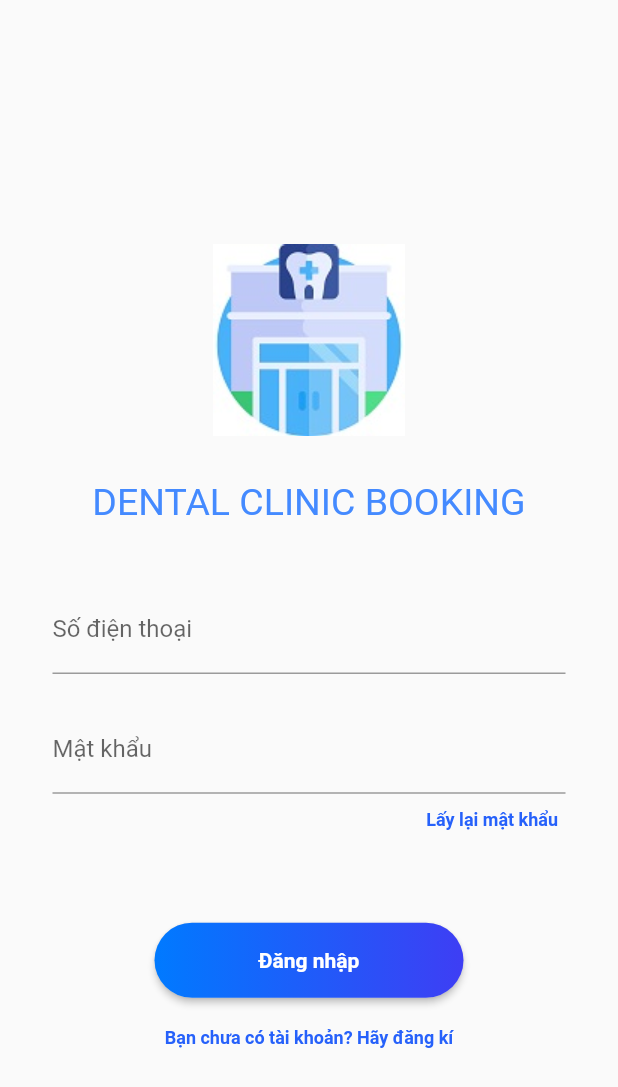
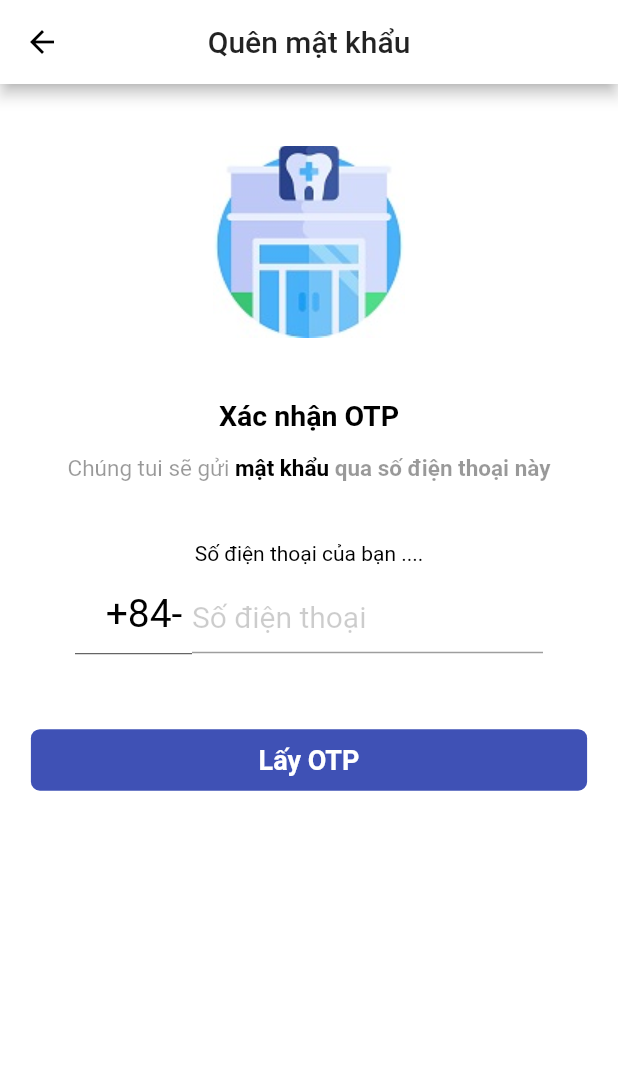
Before and after one commit to redore1234/HCIProject, a Flutter app: the LoginScreen screen opened directly, after a tap on "Lấy lại mật khẩu", on a phone screen of 412 x 824 dp. Shown: the top 1087 px of the screen. Run offline on Flutter 3.47's test engine with Material 2 defaults, Android fonts, the phone set to English and light mode, and no system bars; our stand-ins replace date_picker_timeline, flutter_rating_bar, flutter_svg, fluttertoast, table_calendar; missing offline and left inert: fa_stepper.

Commit message:
add forget password + otp verify page

```diff
--- a/lib/helpers/constants.dart
+++ b/lib/helpers/constants.dart
@@ -19,4 +19,5 @@ class Constants {
   static const String HOME_ICON_REF = "assets/icons/home.svg";
   static const String CALENDAR_ICON_REF = "assets/icons/calendar.svg";
   static const String MORE_ICON_REF = "assets/icons/more.svg";
+  static const String DENTAL_CLINIC_REF = "assets/images/dental_clinic_logo.jpg";
 }
--- a/lib/main.dart
+++ b/lib/main.dart
@@ -1,4 +1,6 @@
 import 'package:clinicbookingapp/views/detail/detail-clinic.dart';
+import 'package:clinicbookingapp/views/forget_password/forget-password.dart';
+import 'package:clinicbookingapp/views/forget_password/otp.dart';
 import 'package:flutter/cupertino.dart';
 import 'package:flutter/material.dart';
 import 'package:clinicbookingapp/views/global/main-tab-bar.dart';
@@ -27,6 +29,7 @@ class MyApp extends StatelessWidget {
       ),
       home: new CupertinoApp(
         home: MainTabBar(),
+        //VerifyPhoneOTP(),
         localizationsDelegates: const <LocalizationsDelegate<dynamic>>[
           DefaultMaterialLocalizations.delegate,
           DefaultWidgetsLocalizations.delegate,
--- /dev/null
+++ b/lib/views/forget_password/forget-password.dart
@@ -0,0 +1,213 @@
+import 'package:clinicbookingapp/helpers/constants.dart';
+import 'package:flutter/material.dart';
+import 'package:flutter/services.dart';
+import 'package:flutter_svg/flutter_svg.dart';
+
+import 'otp.dart';
+
+class VerifyPhoneScreen extends StatefulWidget{
+  VerifyPhoneScreen({Key key}) : super(key: key);
+
+  @override
+  _VerifyPhoneScreenState createState() => _VerifyPhoneScreenState();
+}
+
+class _VerifyPhoneScreenState extends State<VerifyPhoneScreen>{
+  GlobalKey<ScaffoldState> globalKey = GlobalKey<ScaffoldState>();
+  ScrollController scrollController = ScrollController();
+
+  @override
+  void initSate(){
+    super.initState();
+    phoneVerifyScreen();
+  }
+
+  @override
+  Widget build(BuildContext context) {
+    Size size = MediaQuery.of(context).size;
+    return Scaffold(
+      key: globalKey,
+      backgroundColor: Colors.white,
+      appBar: AppBar(
+        leading: IconButton(
+          icon: Icon(Icons.arrow_back),
+          color: Colors.black,
+          onPressed: (){
+            Navigator.pop(context);
+          },
+        ),
+        title: Text('Quên mật khẩu',),
+        centerTitle: true,
+      ),
+      body: Container(
+        height: size.height,
+        width: size.width,
+        child: Column(
+          children: <Widget>[
+            Expanded(
+              child: SingleChildScrollView(
+                scrollDirection: Axis.vertical,
+                controller: scrollController,
+                physics: ScrollPhysics(),
+                child: Column(
+                  mainAxisSize: MainAxisSize.min,
+                  children: <Widget>[
+                    SizedBox(height: 15,),
+                    Container(
+                      height: 180,
+                      width: 180,
+                      child: Image.asset(Constants.DENTAL_CLINIC_REF),
+                    ),
+                    SizedBox(height: 15,),
+                    Text(
+                      'Xác nhận OTP',
+                      style: TextStyle(
+                        fontSize: 19,
+                        color: Colors.black,
+                        fontWeight: FontWeight.bold,
+                      ),
+                    ),
+                    SizedBox(height: 15,),
+                    Padding(
+                      padding: EdgeInsets.symmetric(horizontal: 40.0),
+                      child: RichText(
+                        textAlign: TextAlign.center,
+                        text: TextSpan(
+                          text: "Chúng tui sẽ gửi",
+                          style: TextStyle(
+                            color: Colors.black.withOpacity(0.4),
+                            fontWeight: FontWeight.normal,
+                            fontSize: 15.0,
+                          ),
+                          children: <TextSpan>[
+                            TextSpan(
+                              text: " mật khẩu ",
+                              style: TextStyle(
+                                color: Colors.black,
+                                fontWeight: FontWeight.bold,
+                                fontSize: 15.0,
+                              ),
+                            ),
+                            TextSpan(
+                              text: "qua số điện thoại này",
+                              style: TextStyle(
+                                color: Colors.black.withOpacity(0.4),
+                                fontWeight: FontWeight.bold,
+                                fontSize: 15.0,
+                              ),
+                            ),
+                          ],
+                        ),
+                      ),
+                    ),
+                    SizedBox(height: 40,),
+                    Text(
+                      'Số điện thoại của bạn ....',
+                      style: TextStyle(
+                        color: Colors.black,
+                      ),
+                    ),
+                    SizedBox(height: 5,),
+                    Padding(
+                      padding: EdgeInsets.symmetric(horizontal: 50),
+                      child: Container(
+                        child: Row(
+                          children: <Widget>[
+                            Expanded(
+                              child: Container(
+                                alignment: Alignment.centerRight,
+                                padding: EdgeInsets.symmetric(vertical: 11.8),
+                                decoration: BoxDecoration(
+                                  border: Border(
+                                    bottom: BorderSide(
+                                      color: Colors.black,
+                                      width: 0.5,
+                                    ),
+                                  ),
+                                ),
+                                child: Expanded(
+                                  child: Text(
+                                    '+84- ',
+                                    style: TextStyle(
+                                      color: Colors.black,
+                                      fontSize: 26,
+                                    ),
+                                  ),
+                                ),
+                              ),
+                            ),
+                            Expanded(
+                              flex: 3,
+                              child: TextField(
+                                style: TextStyle(
+                                  color: Colors.black,
+                                  fontSize: 26,
+                                ),
+                                keyboardType: TextInputType.number,
+                                decoration: InputDecoration(
+                                  focusedBorder: UnderlineInputBorder(
+                                    borderSide: BorderSide(
+                                      color: Colors.black,
+                                      style: BorderStyle.solid,
+                                      width: 0.5,
+                                    ),
+                                  ),
+                                  contentPadding: EdgeInsets.symmetric(vertical: 11.5),
+                                  hintText: 'Số điện thoại',
+                                  hintStyle: TextStyle(
+                                    color: Colors.black.withOpacity(0.2),
+                                    fontSize: 20,
+                                  ),
+                                ),
+                              ),
+                            ),
+                          ],
+                        ),
+                      ),
+                    ),
+                    SizedBox(height: 50,),
+                    GestureDetector(
+                      onTap: (){
+                        Navigator.push(context,
+                            MaterialPageRoute(builder: (context) => VerifyPhoneOTP())
+                        );
+                      },
+                      child: Container(
+                        padding: EdgeInsets.symmetric(vertical: 10.0),
+                        width: size.width*0.9,
+                        alignment: Alignment.center,
+                        decoration: BoxDecoration(
+                          borderRadius: BorderRadius.circular(6.0),
+                          color: Colors.indigo,
+                        ),
+                        child: Text(
+                          'Lấy OTP',
+                          style: TextStyle(
+                            color: Colors.white,
+                            fontWeight: FontWeight.bold,
+                            fontSize: 18.0,
+                          ),
+                        ),
+                      ),
+                    ),
+                  ],
+                ),
+              ),
+            ),
+          ],
+        ),
+      ),
+    );
+  }
+
+  void phoneVerifyScreen(){
+    SystemChrome.setSystemUIOverlayStyle(
+     SystemUiOverlayStyle(
+       systemNavigationBarColor: Colors.white,
+       statusBarColor: Colors.white,
+       systemNavigationBarIconBrightness: Brightness.dark,
+       statusBarBrightness: Brightness.dark,
+     ),
+    );
+  }
+}
--- a/lib/views/login/login.dart
+++ b/lib/views/login/login.dart
@@ -1,4 +1,5 @@
 import 'package:clinicbookingapp/helpers/constants.dart';
+import 'package:clinicbookingapp/views/forget_password/forget-password.dart';
 import 'package:clinicbookingapp/views/global/background.dart';
 import 'package:clinicbookingapp/views/register/register.dart';
 import 'package:flutter/material.dart';
@@ -42,7 +43,9 @@ class LoginScreen extends StatelessWidget {
                 alignment: Alignment.centerRight,
                 margin: EdgeInsets.symmetric(horizontal: 40, vertical: 10),
                 child: GestureDetector(
-                  onTap: () => {},
+                  onTap: (){
+                    Navigator.push(context, MaterialPageRoute(builder: (context)=>VerifyPhoneScreen()));
+                  },
                   child: Text(
                     "Lấy lại mật khẩu",
                     style: TextStyle(
```
Also changed, not shown: lib/views/forget_password/otp.dart (added, +218 -0 lines), pubspec.lock.
